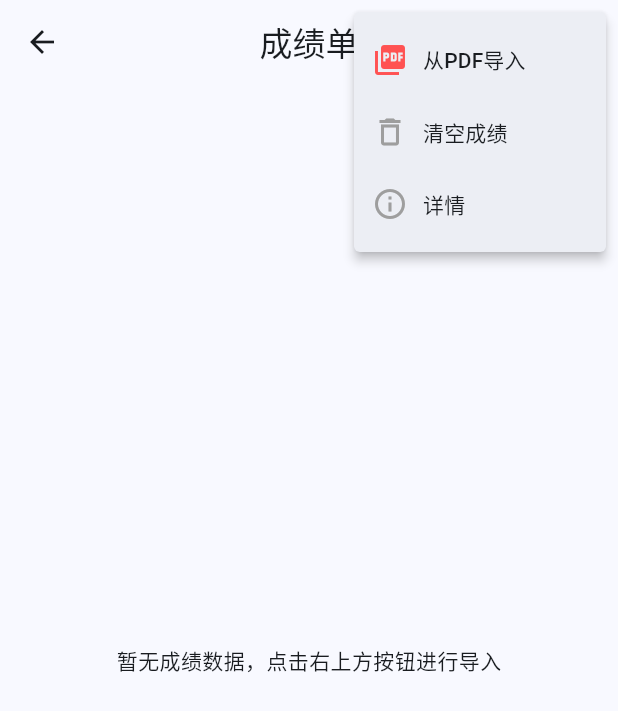
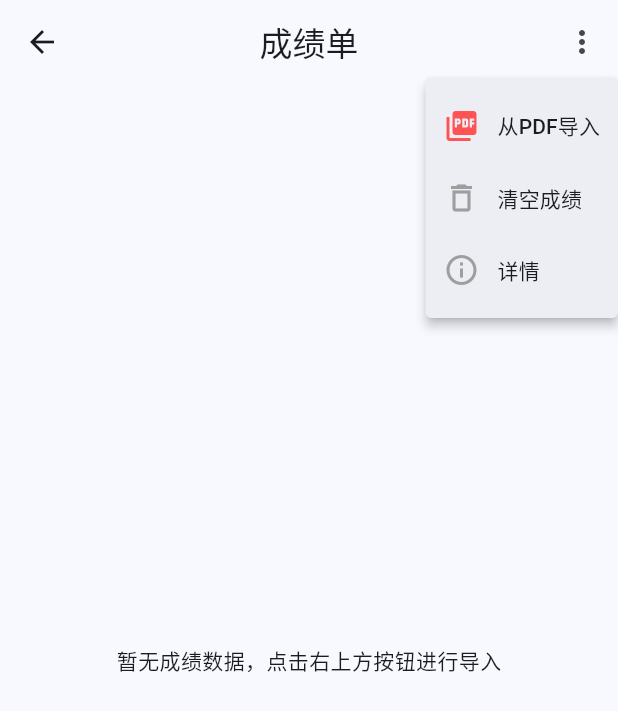
Before and after one commit to HsxMark/MySUES, a Flutter app: the TranscriptScreen screen opened directly, after a tap on the "more vert" icon, on a phone screen of 412 x 824 dp. Shown: the top 711 px of the screen. Run offline on Flutter 3.47's test engine with Material 3 defaults, Android fonts, the phone set to English and light mode, and no system bars; our stand-ins replace cookie_jar, dio, dio_cookie_manager, file_picker, flutter_svg, shared_preferences and 1 more; missing offline and left inert: syncfusion_flutter_pdf; accounts and stored records are empty.

Commit message:
修复了一下界面

```diff
--- a/lib/screens/import_pdf_screen.dart
+++ b/lib/screens/import_pdf_screen.dart
@@ -319,9 +319,9 @@ class _ImportPdfScreenState extends State<ImportPdfScreen> {
           mainAxisAlignment: MainAxisAlignment.center,
           children: [
             const Icon(
-              Icons.info,
+              Icons.picture_as_pdf,
               size: 80,
-              color: Colors.blueGrey,
+              color: Colors.redAccent,
             ),
             const SizedBox(height: 24),
             const Text(
--- a/lib/screens/transcript_screen.dart
+++ b/lib/screens/transcript_screen.dart
@@ -102,9 +102,24 @@ class _TranscriptScreenState extends State<TranscriptScreen> {
         title: const Text('成绩单'),
         centerTitle: true,
         actions: [
-          PopupMenuButton<String>(
-            onSelected: (value) async {
-              if (value == 'pdf') {
+          MenuAnchor(
+            builder: (BuildContext context, MenuController controller, Widget? child) {
+              return IconButton(
+                onPressed: () {
+                  if (controller.isOpen) {
+                    controller.close();
+                  } else {
+                    controller.open();
+                  }
+                },
+                icon: const Icon(Icons.more_vert),
+                tooltip: '菜单',
+              );
+            },
+            menuChildren: [
+              MenuItemButton(
+                leadingIcon: const Icon(Icons.picture_as_pdf, color: Colors.redAccent),
+                onPressed: () async {
                   final result = await Navigator.push(
                     context,
                     MaterialPageRoute(
@@ -127,7 +142,12 @@ class _TranscriptScreenState extends State<TranscriptScreen> {
                      await ScoreService.saveScores(_allScores);
                      await ScoreService.saveImportInfo(timeStr, methodStr);
                   }
-              } else if (value == 'clear') {
+                },
+                child: const Text('从PDF导入'),
+              ),
+              MenuItemButton(
+                leadingIcon: const Icon(Icons.delete_outline, color: Colors.grey),
+                onPressed: () async {
                   final confirm = await showDialog<bool>(
                     context: context,
                     builder: (context) => AlertDialog(
@@ -157,48 +177,20 @@ class _TranscriptScreenState extends State<TranscriptScreen> {
                       _updateSemesters();
                     });
                   }
-              } else if (value == 'details') {
+                },
+                child: const Text('清空成绩'),
+              ),
+              MenuItemButton(
+                leadingIcon: const Icon(Icons.info_outline, color: Colors.grey),
+                onPressed: () {
                   Navigator.push(
                     context,
                     MaterialPageRoute(builder: (context) => const TranscriptDetailsScreen()),
                   );
-              }
-              // TODO: Implement other menu actions
                 },
-            itemBuilder: (BuildContext context) {
-              return [
-                const PopupMenuItem(
-                  value: 'pdf',
-                  child: Row(
-                    children: [
-                      Icon(Icons.picture_as_pdf, color: Colors.redAccent),
-                      SizedBox(width: 10),
-                      Text('从PDF导入'),
+                child: const Text('详情'),
+              ),
             ],
-                  ),
-                ),
-                const PopupMenuItem(
-                  value: 'clear',
-                  child: Row(
-                    children: [
-                      Icon(Icons.delete_outline, color: Colors.grey),
-                      SizedBox(width: 10),
-                      Text('清空成绩'),
-                    ],
-                  ),
-                ),
-                const PopupMenuItem(
-                  value: 'details',
-                  child: Row(
-                    children: [
-                      Icon(Icons.info_outline, color: Colors.grey),
-                      SizedBox(width: 10),
-                      Text('详情'),
-                    ],
-                  ),
-                ),
-              ];
-            },
           ),
         ],
       ),
```
Also changed, not shown: lib/screens/exam_info_screen.dart (+28 -46 lines), lib/screens/import_classpdf_screen.dart (added, +130 -0 lines), lib/screens/schedule_screen.dart (+60 -43 lines). Lines whose indentation alone changed are shown as unchanged.
